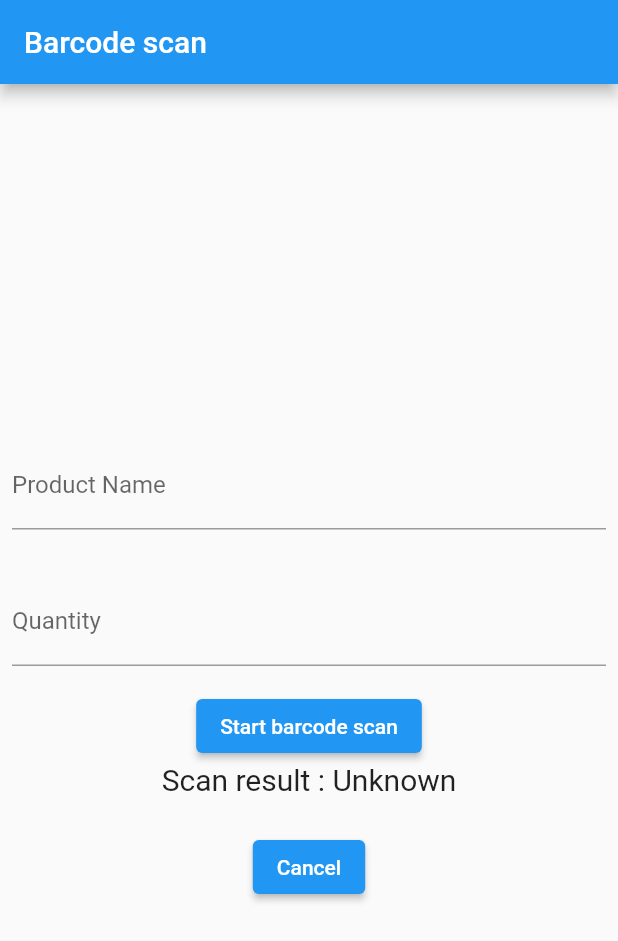
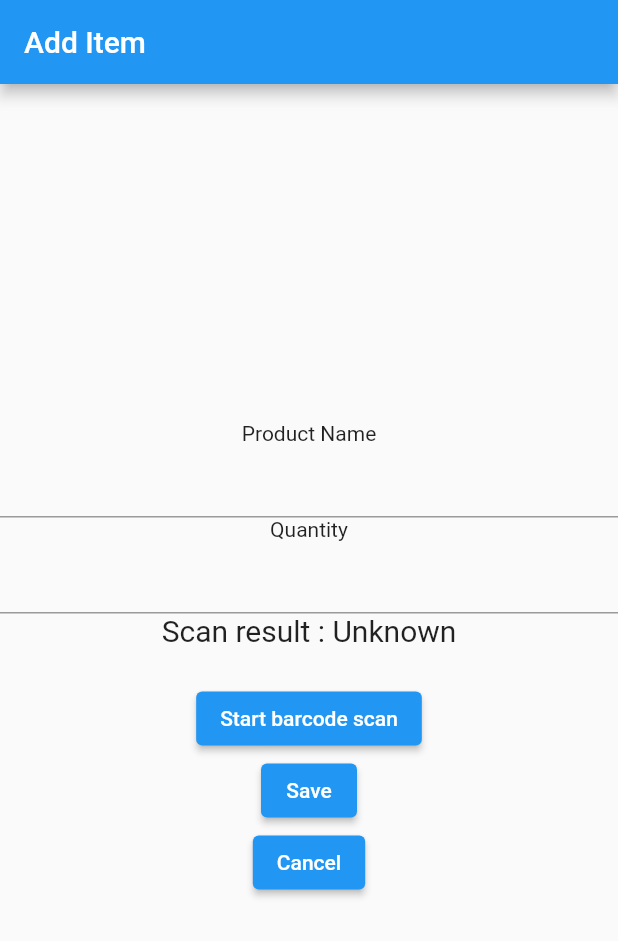
Before and after one commit to Jiiroo/Grocery-Shopping-App, a Flutter app: the screen it shows after launch, after a tap on the "add" icon, on a phone screen of 412 x 824 dp. Shown: the top 941 px of the screen. Run offline on Flutter 3.47's test engine with Material 2 defaults, Android fonts, the phone set to English and light mode, and no system bars; missing offline and left inert: flutter_barcode_scanner.

Commit message:
Beta dev

```diff
--- a/lib/app.dart
+++ b/lib/app.dart
@@ -5,7 +5,7 @@ class MyApp extends StatelessWidget {
   @override
   Widget build(BuildContext context) {
     return MaterialApp(
-      home: MyStatefulWidget(),
+      home: HomeScreen(),
     );
   }
 }
--- a/lib/screens/add_items.dart
+++ b/lib/screens/add_items.dart
@@ -13,10 +13,20 @@ class AddItems extends StatefulWidget {
 
 class _AddItems extends State<AddItems> {
   String _scanBarcode = 'Unknown';
+  final myController1 = TextEditingController();
+  final myController2 = TextEditingController();
 
   @override
   void initState() {
     super.initState();
+  }
+
+   @override
+  void dispose() {
+    // Clean up the controller when the widget is disposed.
+    myController1.dispose();
+    myController2.dispose();
+    super.dispose();
   }
 
   // Platform messages are asynchronous, so we initialize in an async method.
@@ -45,7 +55,7 @@ class _AddItems extends State<AddItems> {
   Widget build(BuildContext context) {
     return MaterialApp(
         home: Scaffold(
-            appBar: AppBar(title: const Text('Barcode scan')),
+            appBar: AppBar(title: const Text('Add Item')),
             body: Builder(builder: (BuildContext context) {
               return Container(
                   alignment: Alignment.center,
@@ -53,19 +63,29 @@ class _AddItems extends State<AddItems> {
                       direction: Axis.vertical,
                       mainAxisAlignment: MainAxisAlignment.center,
                       children: <Widget>[
-                        CustomForm('Product Name'),
-                        CustomForm('Quantity'),
+                        Text('Product Name'),
+                        TextField(controller: myController1,),
+                        Text('Quantity'),
+                        TextField(controller: myController2,),
+                        Text('Scan result : $_scanBarcode\n',
+                            style: TextStyle(fontSize: 20)),
                         ElevatedButton(
                             onPressed: () => scanBarcodeNormal(),
                             child: Text('Start barcode scan')),
-                        Text('Scan result : $_scanBarcode\n',
-                            style: TextStyle(fontSize: 20)),
+
+                        ElevatedButton(
+                            onPressed: () => Navigator.push(
+                                context,
+                                MaterialPageRoute(
+                                    builder: (context) => HomeScreen()),
+                              ),
+                            child: Text('Save')),
                         ElevatedButton(
                             onPressed: () {
                               Navigator.push(
                                 context,
                                 MaterialPageRoute(
-                                    builder: (context) => MyStatefulWidget()),
+                                    builder: (context) => HomeScreen()),
                               );
                             },
                             child: const Text('Cancel')),
--- a/lib/screens/home_screen.dart
+++ b/lib/screens/home_screen.dart
@@ -1,43 +1,43 @@
 import 'add_items.dart';
 import 'home_widget.dart';
 import 'package:flutter/material.dart';
+import 'scan_barcode.dart';
 
-
-class MyStatefulWidget extends StatefulWidget {
-  const MyStatefulWidget({Key? key}) : super(key: key);
+class HomeScreen extends StatefulWidget {
+  const HomeScreen({Key? key}) : super(key: key);
 
   @override
-  State<MyStatefulWidget> createState() => _MyStatefulWidgetState();
+  State<HomeScreen> createState() => _HomeScreenState();
 }
 
-class _MyStatefulWidgetState extends State<MyStatefulWidget> {
+class _HomeScreenState extends State<HomeScreen> {
   int _selectedIndex = 0;
-  static const TextStyle optionStyle =
-      TextStyle(fontSize: 30, fontWeight: FontWeight.bold);
-  static const List<Widget> _widgetOptions = <Widget>[
-    ListCard(),
-    Text(
-      'Index 1: Business',
-      style: optionStyle,
+  static const List<Widget> _pages = <Widget>[
+    Icon(
+      Icons.home,
+      size: 150,
     ),
-    Text(
-      'Index 2: School',
-      style: optionStyle,
+    Icon(
+      Icons.question_mark,
+      size: 150,
     ),
+    // Icon(
+    //   Icons.chat,
+    //   size: 150,
+    // ),
   ];
 
   void _onItemTapped(int index) {
     setState(() {
       _selectedIndex = index;
-    }
-  );
+    });
   }
 
   @override
   Widget build(BuildContext context) {
     return Scaffold(
       appBar: AppBar(
-          title: const Text('Grocery List'),
+        title: const Text('Grocery Shopping List'),
         actions: <Widget>[
           Padding(
               padding: EdgeInsets.only(right: 20.0),
@@ -52,86 +52,157 @@ class _MyStatefulWidgetState extends State<MyStatefulWidget> {
                   Icons.add,
                   size: 30.0,
                 ),
-              )
-            ),
+              )),
         ],
       ),
-      body: Column(
-        mainAxisAlignment: MainAxisAlignment.start,
-        children: [_widgetOptions.elementAt(_selectedIndex),
-        ]
+      body: Center(
+        child: _pages.elementAt(_selectedIndex),
       ),
       bottomNavigationBar: BottomNavigationBar(
+        iconSize: 25,
+        showSelectedLabels: false,
+        showUnselectedLabels: false,
         items: const <BottomNavigationBarItem>[
           BottomNavigationBarItem(
             icon: Icon(Icons.home),
             label: 'Home',
           ),
           BottomNavigationBarItem(
-            icon: Icon(Icons.qr_code_scanner_rounded),
-            label: 'Scan QR',
+            icon: Icon(Icons.question_mark),
+            label: 'About Us'
           ),
-          BottomNavigationBarItem(
-            icon: Icon(Icons.question_mark),
-            label: 'About Us',
-          ),
+
+          // BottomNavigationBarItem(
+          //   icon: Icon(Icons.chat),
+          //   label: 'Chats',
+          // ),
         ],
         currentIndex: _selectedIndex,
-        selectedItemColor: Color.fromARGB(255, 0, 183, 255),
         onTap: _onItemTapped,
       ),
+      floatingActionButton:
+      FloatingActionButton(child: Icon(Icons.qr_code_scanner_rounded), onPressed: () => ScanSave().scanBarcodeNormal()),
+        floatingActionButtonLocation: FloatingActionButtonLocation.centerDocked,
     );
   }
 }
 
-// class HomeScreen extends StatelessWidget {
-//   HomeScreen({Key? key}) : super(key: key);
+
+// class _HomeScreenState extends State<HomeScreen> {
+//   int _selectedIndex = 0;
+//   static const TextStyle optionStyle =
+//       TextStyle(fontSize: 30, fontWeight: FontWeight.bold);
+//   static List<Widget> _widgetOptions = <Widget>[
+//     ListCard(),
+//     ScanSave(),
+//     Text(
+//       'Index 2: School',
+//       style: optionStyle,
+//     ),
+//   ];
+
+//   void _onItemTapped(int index) {
+//     setState(() {
+//       _selectedIndex = index;
+//     });
+//   }
 
 //   @override
 //   Widget build(BuildContext context) {
 //     return Scaffold(
-//         appBar: AppBar(
-//           title: const Text('Grocery List'),
-//           actions: <Widget>[
-//             Padding(
-//                 padding: EdgeInsets.only(right: 20.0),
-//                 child: GestureDetector(
-//                   onTap: () {
-//                     Navigator.push(
-//                       context,
-//                       MaterialPageRoute(builder: (context) => const AddItems()),
-//                     );
-//                   },
-//                   child: Icon(
-//                     Icons.add,
-//                     size: 30.0,
-//                   ),
-//                 )),
-//           ],
-//         ),
-//         body: Column(
-//           mainAxisAlignment: MainAxisAlignment.start,
-//           children: [ListCard(),
-//           ScanButton()],
-//         ));
-//   }
-// }
-
-// class ScanButton extends StatelessWidget {
-//   @override
-//   Widget build(BuildContext context) {
-//     return Align(
-//       alignment: Alignment.bottomRight,
-//       child: Padding(
-//           padding: EdgeInsets.only(right: 20.0),
-//           child: GestureDetector(
-//             onTap: () {},
-//             child: Icon(
-//               Icons.add,
-//               size: 30.0,
-//             ),
-//           )
+//       appBar: AppBar(
+//         title: const Text('Grocery List'),
+//         actions: <Widget>[
+//           Padding(
+//               padding: EdgeInsets.only(right: 20.0),
+//               child: GestureDetector(
+//                 onTap: () {
+//                   Navigator.push(
+//                     context,
+//                     MaterialPageRoute(builder: (context) => AddItems()),
+//                   );
+//                 },
+//                 child: Icon(
+//                   Icons.add,
+//                   size: 30.0,
+//                 ),
+//               )),
+//         ],
+//       ),
+//       body: Column(mainAxisAlignment: MainAxisAlignment.start, children: [
+//         _widgetOptions.elementAt(_selectedIndex),
+//       ]),
+//       bottomNavigationBar: BottomNavigationBar(
+//         items:  <BottomNavigationBarItem>[
+//           BottomNavigationBarItem(
+//             icon: Icon(Icons.home),
+//             label: 'Home',
+//           ),
+//           BottomNavigationBarItem(
+//             icon: Icon(Icons.qr_code_scanner_rounded),
+//             label: 'Scan Barcode',
+//           ),
+//           BottomNavigationBarItem(
+//             icon: Icon(Icons.question_mark),
+//             label: 'About Us',
+//           ),
+//         ],
+//         currentIndex: _selectedIndex,
+//         selectedItemColor: Color.fromARGB(255, 0, 183, 255),
+//         onTap: _onItemTapped,
 //       ),
 //     );
 //   }
 // }
+
+// // class HomeScreen extends StatelessWidget {
+// //   HomeScreen({Key? key}) : super(key: key);
+
+// //   @override
+// //   Widget build(BuildContext context) {
+// //     return Scaffold(
+// //         appBar: AppBar(
+// //           title: const Text('Grocery List'),
+// //           actions: <Widget>[
+// //             Padding(
+// //                 padding: EdgeInsets.only(right: 20.0),
+// //                 child: GestureDetector(
+// //                   onTap: () {
+// //                     Navigator.push(
+// //                       context,
+// //                       MaterialPageRoute(builder: (context) => const AddItems()),
+// //                     );
+// //                   },
+// //                   child: Icon(
+// //                     Icons.add,
+// //                     size: 30.0,
+// //                   ),
+// //                 )),
+// //           ],
+// //         ),
+// //         body: Column(
+// //           mainAxisAlignment: MainAxisAlignment.start,
+// //           children: [ListCard(),
+// //           ScanButton()],
+// //         ));
+// //   }
+// // }
+
+// // class ScanButton extends StatelessWidget {
+// //   @override
+// //   Widget build(BuildContext context) {
+// //     return Align(
+// //       alignment: Alignment.bottomRight,
+// //       child: Padding(
+// //           padding: EdgeInsets.only(right: 20.0),
+// //           child: GestureDetector(
+// //             onTap: () {},
+// //             child: Icon(
+// //               Icons.add,
+// //               size: 30.0,
+// //             ),
+// //           )
+// //       ),
+// //     );
+// //   }
+// // }
```
Also changed, not shown: lib/screens/scan_barcode.dart (added, +32 -0 lines), lib/screens/textbox_widgets.dart (+67 -0 lines). Lines whose indentation alone changed are shown as unchanged.
